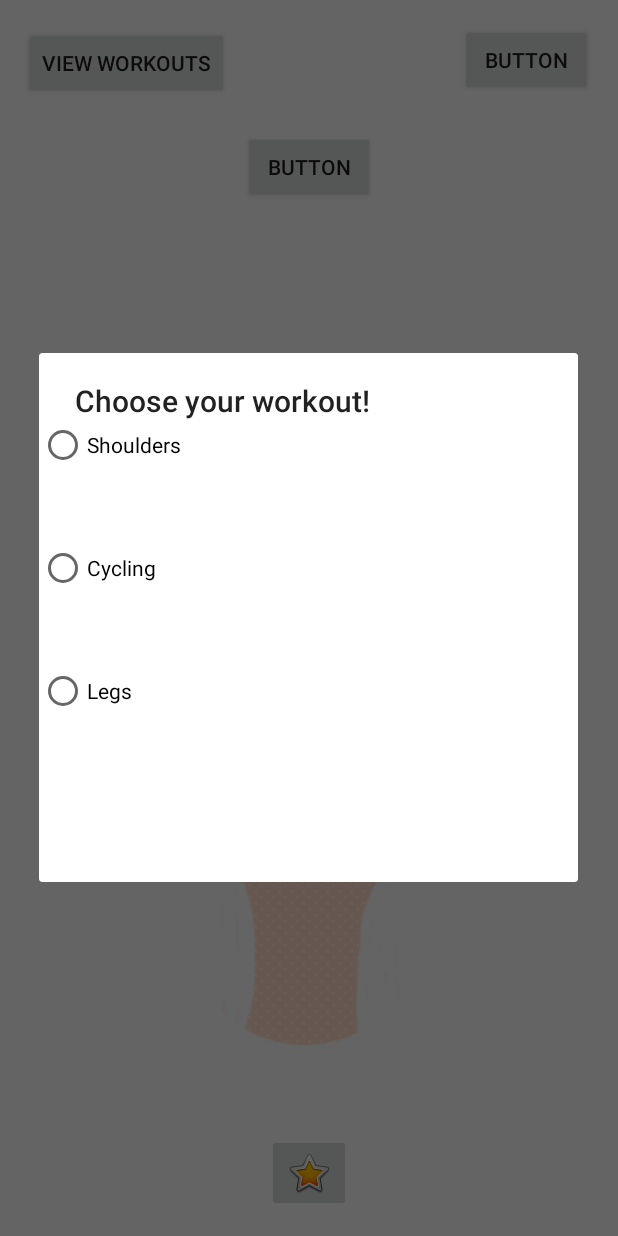
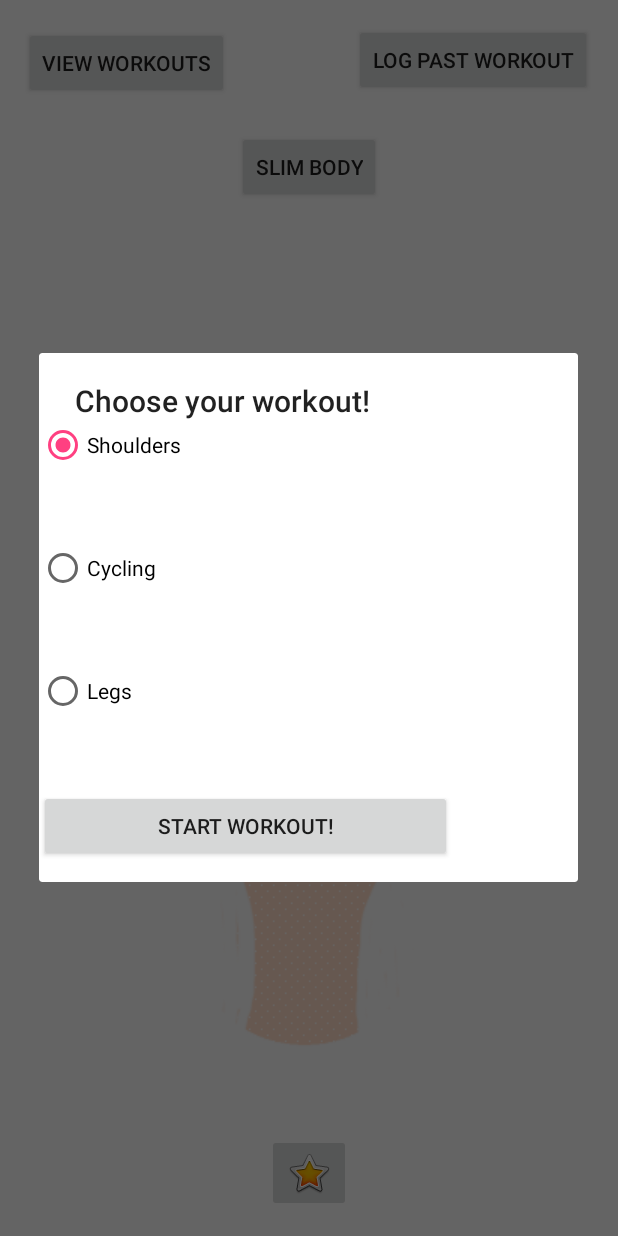
Before and after one commit to IvayloAsenov/GymBuddy, an Android app: the screen it shows after launch (Home), after a tap on an icon or button, on a phone screen of 412 x 824 dp. Run offline under Robolectric (Android 15) with nearby library versions, the phone set to English and light mode, and no system bars; 2 other taps on this screen came first.

Commit message:
- Added things to Dialog + button that is still not implemented *bug* -> seconds stop counting after 60 it goes from 00:59 to 01:00 and stops

```diff
--- a/app/src/main/java/com/example/ivo/gymbuddy/ChooseWorkout.java
+++ /dev/null
@@ -1,8 +0,0 @@
-package com.example.ivo.gymbuddy;
-
-/**
- * Created by Ivo on 11/2/2017.
- */
-
-public class ChooseWorkout {
-}
--- a/app/src/main/java/com/example/ivo/gymbuddy/Home.java
+++ b/app/src/main/java/com/example/ivo/gymbuddy/Home.java
@@ -3,6 +3,7 @@ package com.example.ivo.gymbuddy;
 import android.app.Dialog;
 import android.content.Intent;
 import android.os.Bundle;
+import android.provider.MediaStore;
 import android.support.design.widget.FloatingActionButton;
 import android.support.design.widget.Snackbar;
 import android.support.v7.app.AlertDialog;
@@ -13,6 +14,8 @@ import android.view.Window;
 import android.widget.Button;
 import android.widget.ImageButton;
 import android.widget.ImageView;
+import android.widget.RadioButton;
+import android.widget.RadioGroup;
 import android.widget.TextView;
 
 import org.w3c.dom.Text;
@@ -29,6 +32,8 @@ import java.io.FileOutputStream;
 import java.io.IOException;
 import java.io.InputStreamReader;
 import java.io.OutputStreamWriter;
+
+
 
 public class Home extends AppCompatActivity implements BodyTypes{
 
@@ -48,13 +53,14 @@ public class Home extends AppCompatActivity implements BodyTypes{
 
     boolean b_workout = false;
 
-    Dialog myDialog;
+    AlertDialog dialog;
+
+    String workout="";
 
     @Override
     protected void onCreate(Bundle savedInstanceState) {
         super.onCreate(savedInstanceState);
         setContentView(R.layout.activity_home);
-        //this.setFinishOnTouchOutside(true);
 
         but = (Button) findViewById(R.id.button);
         b_add_workout = (Button) findViewById(R.id.LogAWorkout);
@@ -141,7 +147,7 @@ public class Home extends AppCompatActivity implements BodyTypes{
                         if(b_workout == false) {
                             b_workout = true;
                             timer.cancel();
-                            Save("Shoulders",s_time);
+                            Save(workout,s_time);
                             tv_timer.setText("");
                             seconds=0;
                             tv_timer.setVisibility(View.INVISIBLE);
@@ -215,9 +221,35 @@ public class Home extends AppCompatActivity implements BodyTypes{
         builder.setView(R.layout.choose_workout);
         builder.setTitle("Choose your workout!");
 
-        AlertDialog dialog = builder.create();
+        dialog = builder.create();
+
+        final RadioButton rb_legs = (RadioButton) findViewById(R.id.rb_legs);
+        final RadioButton rb_shoulders = (RadioButton) findViewById(R.id.rb_shoulders);
+        final RadioButton rb_cycling = (RadioButton) findViewById(R.id.rb_cycling);
+        final RadioGroup rg = (RadioGroup) findViewById(R.id.radioGroup);
+
+        Button b_confirm = (Button) findViewById(R.id.b_confirm);
+
 
         dialog.setCanceledOnTouchOutside(false);
         dialog.show();
+
+        /*b_confirm.setOnClickListener(new View.OnClickListener() {
+            @Override
+            public void onClick(View v) {
+                int id = rg.getCheckedRadioButtonId();
+                if(id == rb_legs.getId())
+                    workout = "Legs";
+                else if(id == rb_cycling.getId())
+                    workout = "Cycling";
+                else if(id == rb_shoulders.getId())
+                    workout = "Shoulders";
+
+                //dialog.cancel();
+            }
+
+        });*/
+
+        //while(dialog.isShowing());
     }
 }
--- a/app/src/main/res/layout/activity_home.xml
+++ b/app/src/main/res/layout/activity_home.xml
@@ -23,7 +23,7 @@
         android:id="@+id/button"
         android:layout_width="wrap_content"
         android:layout_height="wrap_content"
-        android:text="Button"
+        android:text="Slim body"
         tools:layout_constraintTop_creator="1"
         tools:layout_constraintRight_creator="1"
         app:layout_constraintRight_toRightOf="parent"
@@ -36,7 +36,7 @@
         android:id="@+id/LogAWorkout"
         android:layout_width="wrap_content"
         android:layout_height="wrap_content"
-        android:text="Button"
+        android:text="Log Past Workout"
         tools:layout_constraintTop_creator="1"
         tools:layout_constraintRight_creator="1"
         android:layout_marginEnd="17dp"
--- a/app/src/main/res/layout/choose_workout.xml
+++ b/app/src/main/res/layout/choose_workout.xml
@@ -10,13 +10,17 @@
         android:layout_height="307dp"
         android:orientation="vertical">
 
-
+    <RadioGroup
+        android:layout_width="wrap_content"
+        android:layout_height="wrap_content"
+        android:id="@+id/radioGroup">
         <RadioButton
             android:id="@+id/rb_shoulders"
             android:layout_width="match_parent"
             android:layout_height="wrap_content"
             android:layout_marginBottom="50dp"
-            android:text="Shoulders" />
+            android:text="Shoulders"
+            android:checked="true"/>
 
         <RadioButton
             android:id="@+id/rb_cycling"
@@ -31,5 +35,12 @@
             android:layout_height="wrap_content"
             android:layout_marginBottom="50dp"
             android:text="Legs" />
+    </RadioGroup>
+
+        <Button
+            android:id="@+id/b_confirm"
+            android:layout_width="match_parent"
+            android:layout_height="wrap_content"
+            android:text="Start Workout!" />
     </LinearLayout>
 </FrameLayout>
```
